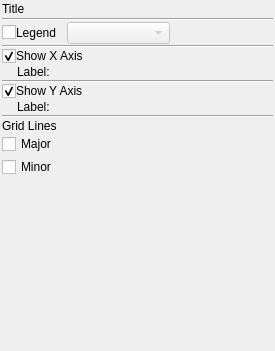
The window that code/plotms/GuiTabs/PlotMSCanvasTab.ui (radio-astro/casa) describes before a commit, drawn with Qt 5.
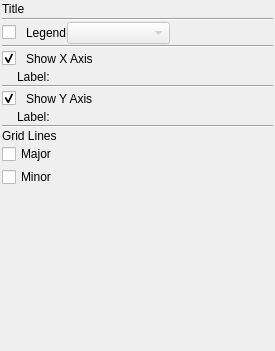
The same window after the commit.

Commit message: New Development: No             JIRA Issue: CAS-7607         Ready for Test: Yes      Interface Changes: What Interface Changed:          Test Programs:   Put in Release Notes: No              Module(s): plotms            Description: Plotms GUI spacers added for better display on Mac

The edit to the form file:
```diff
--- a/code/plotms/GuiTabs/PlotMSCanvasTab.ui
+++ b/code/plotms/GuiTabs/PlotMSCanvasTab.ui
@@ -73,6 +73,22 @@
        </property>
       </widget>
      </item>
+     <item>
+      <spacer>
+       <property name="orientation">
+        <enum>Qt::Horizontal</enum>
+       </property>
+       <property name="sizeType">
+        <enum>QSizePolicy::Fixed</enum>
+       </property>
+       <property name="sizeHint" stdset="0">
+        <size>
+         <width>10</width>
+         <height>20</height>
+        </size>
+       </property>
+      </spacer>
+     </item>
      <item>
       <widget class="QLabel" name="legendLabel">
        <property name="text">
@@ -83,22 +99,6 @@
        </property>
       </widget>
      </item>
-     <item>
-      <spacer>
-       <property name="orientation">
-        <enum>Qt::Horizontal</enum>
-       </property>
-       <property name="sizeType">
-        <enum>QSizePolicy::Fixed</enum>
-       </property>
-       <property name="sizeHint" stdset="0">
-        <size>
-         <width>10</width>
-         <height>20</height>
-        </size>
-       </property>
-      </spacer>
-     </item>
      <item>
       <widget class="QComboBox" name="legendChooser">
        <property name="enabled">
@@ -149,6 +149,22 @@
        </property>
       </widget>
      </item>
+     <item>
+      <spacer name="horizontalSpacer">
+       <property name="orientation">
+        <enum>Qt::Horizontal</enum>
+       </property>
+       <property name="sizeType">
+        <enum>QSizePolicy::Fixed</enum>
+       </property>
+       <property name="sizeHint" stdset="0">
+        <size>
+         <width>10</width>
+         <height>20</height>
+        </size>
+       </property>
+      </spacer>
+     </item>
      <item>
       <widget class="QLabel" name="xAxisLabel">
        <property name="sizePolicy">
@@ -242,6 +258,22 @@
        </property>
       </widget>
      </item>
+     <item>
+      <spacer name="horizontalSpacer_2">
+       <property name="orientation">
+        <enum>Qt::Horizontal</enum>
+       </property>
+       <property name="sizeType">
+        <enum>QSizePolicy::Fixed</enum>
+       </property>
+       <property name="sizeHint" stdset="0">
+        <size>
+         <width>10</width>
+         <height>20</height>
+        </size>
+       </property>
+      </spacer>
+     </item>
      <item>
       <widget class="QLabel" name="yAxisLabel">
        <property name="sizePolicy">
```
The commit also changes 3 other files.
